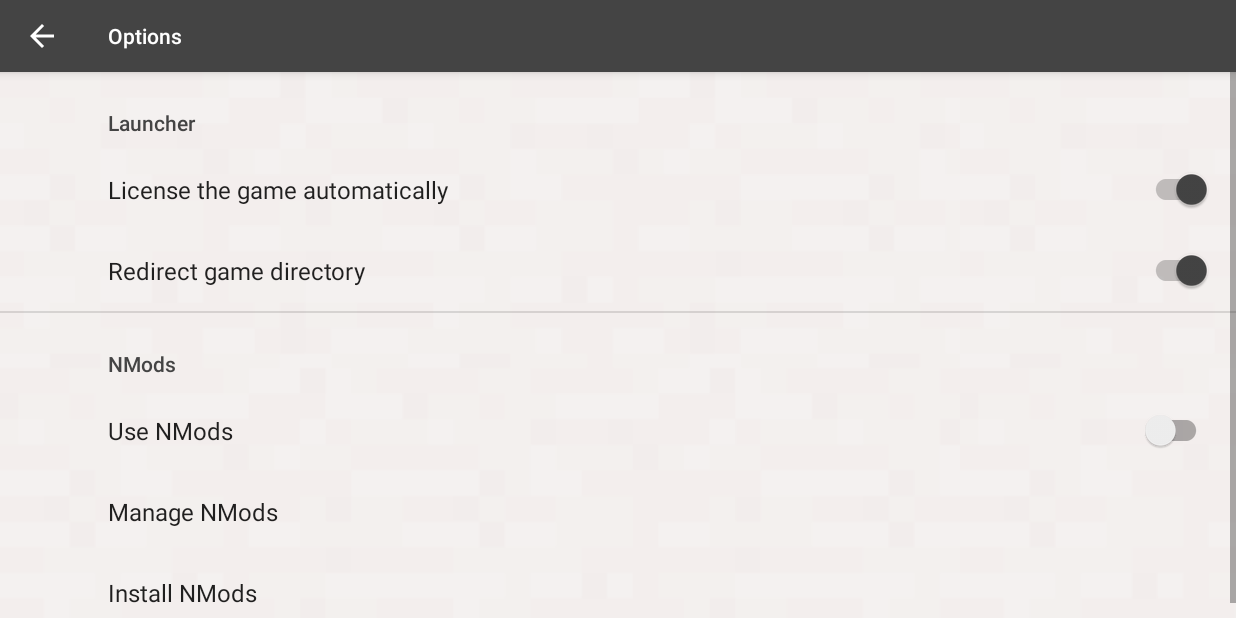
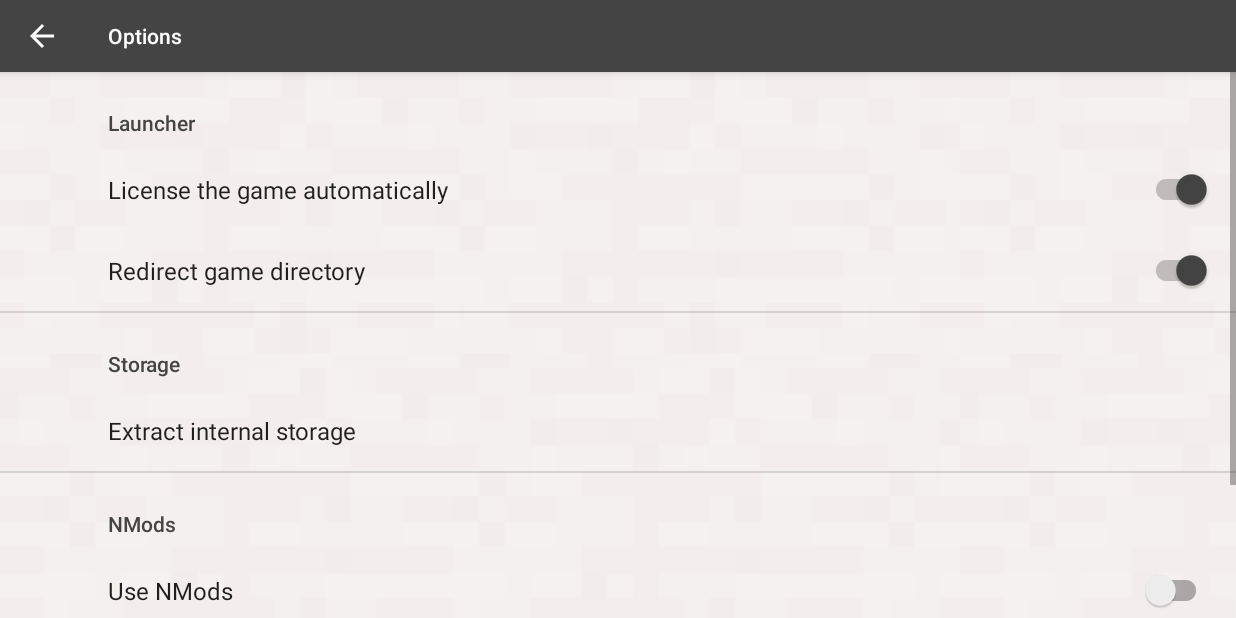
Before and after one commit to listerily/ModdedBE, an Android app: the OptionsActivity screen opened directly, with no data from a screen before it, on a phone screen of 824 x 412 dp (held sideways). Run offline under Robolectric (Android 15) with nearby library versions, the phone set to English and light mode, and no system bars; our stand-ins replace androidx.preference.

Commit message:
Added a button for extract internal storage

```diff
--- a/ModdedBE-Android/app/src/main/java/net/listerily/moddedbe/OptionsActivity.kt
+++ b/ModdedBE-Android/app/src/main/java/net/listerily/moddedbe/OptionsActivity.kt
@@ -20,6 +20,7 @@ class OptionsActivity : AppCompatActivity() {
 
     fun onManageNModsClicked() {}
     fun onInstallNModsClicked() {}
+    fun onExtractClicked() {}
     class OptionsFragment : PreferenceFragmentCompat() {
         override fun onCreatePreferences(savedInstanceState: Bundle?, rootKey: String?) {
             setPreferencesFromResource(R.xml.root_preferences, rootKey)
@@ -29,6 +30,10 @@ class OptionsActivity : AppCompatActivity() {
             }
             findPreference<Preference>("install")!!.onPreferenceClickListener = Preference.OnPreferenceClickListener {
                 (activity as OptionsActivity?)!!.onInstallNModsClicked()
+                false
+            }
+            findPreference<Preference>("extract")!!.onPreferenceClickListener = Preference.OnPreferenceClickListener {
+                (activity as OptionsActivity?)!!.onExtractClicked()
                 false
             }
         }
--- a/ModdedBE-Android/app/src/main/res/values/strings.xml
+++ b/ModdedBE-Android/app/src/main/res/values/strings.xml
@@ -36,4 +36,6 @@
     <string name="app_options_redirect_game_directory">Redirect game directory</string>
     <string name="app_options_manage_nmods">Manage NMods</string>
     <string name="app_options_install_new_nmods">Install NMods</string>
+    <string name="app_options_title_storage">Storage</string>
+    <string name="app_options_extract_storage">Extract internal storage</string>
 </resources>
--- a/ModdedBE-Android/app/src/main/res/xml/root_preferences.xml
+++ b/ModdedBE-Android/app/src/main/res/xml/root_preferences.xml
@@ -12,6 +12,13 @@
             app:key="redirect_directory"
             app:title="@string/app_options_redirect_game_directory"
             app:defaultValue="true"/>
+
+    </PreferenceCategory>
+
+    <PreferenceCategory app:title="@string/app_options_title_storage">
+        <Preference
+            android:key="extract"
+            android:title="@string/app_options_extract_storage" />
 
     </PreferenceCategory>
 
```
Also changed, not shown: 3 other files.
